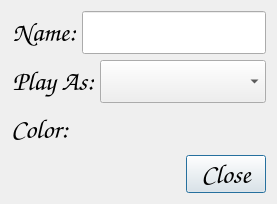
Qt form playersettings.ui (AFunProgrammer/reversi) before a commit.
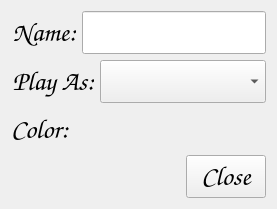
The same form after that commit. Icons and pictures are not drawn.

Commit message: Changed player settings close button to match the rest of the ui removed unused varialbes from reversiapp

Diff of the .ui file:
```diff
--- a/playersettings.ui
+++ b/playersettings.ui
@@ -68,32 +68,14 @@
       </spacer>
      </item>
      <item>
-      <widget class="QDialogButtonBox" name="btnDialogBox">
-       <property name="sizePolicy">
-        <sizepolicy hsizetype="Minimum" vsizetype="Minimum">
-         <horstretch>0</horstretch>
-         <verstretch>0</verstretch>
-        </sizepolicy>
+      <widget class="QPushButton" name="btnClose">
+       <property name="text">
+        <string>Close</string>
        </property>
-       <property name="minimumSize">
-        <size>
-         <width>0</width>
-         <height>30</height>
-        </size>
+       <property name="autoDefault">
+        <bool>false</bool>
        </property>
-       <property name="contextMenuPolicy">
-        <enum>Qt::NoContextMenu</enum>
-       </property>
-       <property name="styleSheet">
-        <string notr="true"/>
-       </property>
-       <property name="orientation">
-        <enum>Qt::Horizontal</enum>
-       </property>
-       <property name="standardButtons">
-        <set>QDialogButtonBox::Close</set>
-       </property>
-       <property name="centerButtons">
+       <property name="flat">
         <bool>false</bool>
        </property>
       </widget>
```
Left out of the diff: 35 changed lines with no effect on the pictures. The commit also changes 2 other files.
